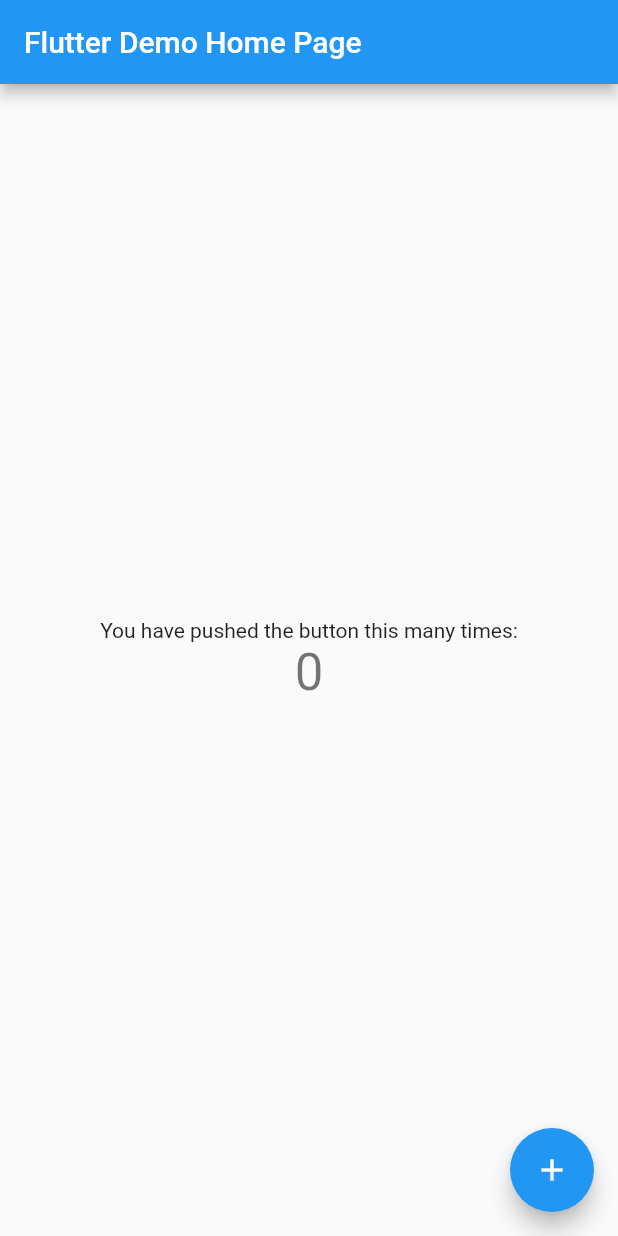
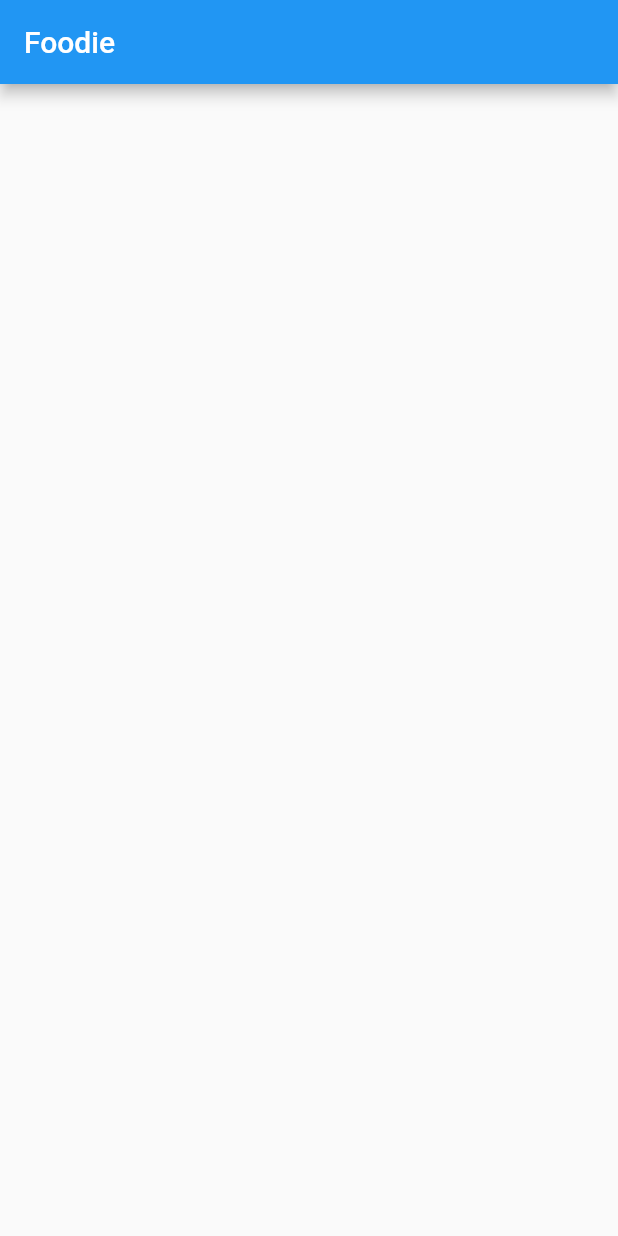
Before and after one commit to achinthadilesha/Foodie-Flutter, a Flutter app: the screen it shows after launch, on a phone screen of 412 x 824 dp. Run offline on Flutter 3.47's test engine with Material 2 defaults, Android fonts, the phone set to English and light mode, and no system bars.

Commit message:
project structure and main dart file changes
remove boilerplate app and folder re-structuring

```diff
--- a/lib/main.dart
+++ b/lib/main.dart
@@ -1,113 +1,20 @@
 import 'package:flutter/material.dart';
 
-void main() {
-  runApp(MyApp());
-}
+void main() => runApp(Foodie());
 
-class MyApp extends StatelessWidget {
-  // This widget is the root of your application.
+class Foodie extends StatelessWidget {
+  const Foodie({Key? key}) : super(key: key);
+
   @override
   Widget build(BuildContext context) {
     return MaterialApp(
-      title: 'Flutter Demo',
-      theme: ThemeData(
-        // This is the theme of your application.
-        //
-        // Try running your application with "flutter run". You'll see the
-        // application has a blue toolbar. Then, without quitting the app, try
-        // changing the primarySwatch below to Colors.green and then invoke
-        // "hot reload" (press "r" in the console where you ran "flutter run",
-        // or simply save your changes to "hot reload" in a Flutter IDE).
-        // Notice that the counter didn't reset back to zero; the application
-        // is not restarted.
-        primarySwatch: Colors.blue,
+      debugShowCheckedModeBanner: false,
+      home: Scaffold(
+        appBar: AppBar(
+          title: Text('Foodie'),
+        ),
+        body: Container(),
       ),
-      home: MyHomePage(title: 'Flutter Demo Home Page'),
     );
   }
 }
-
-class MyHomePage extends StatefulWidget {
-  MyHomePage({Key? key, required this.title}) : super(key: key);
-
-  // This widget is the home page of your application. It is stateful, meaning
-  // that it has a State object (defined below) that contains fields that affect
-  // how it looks.
-
-  // This class is the configuration for the state. It holds the values (in this
-  // case the title) provided by the parent (in this case the App widget) and
-  // used by the build method of the State. Fields in a Widget subclass are
-  // always marked "final".
-
-  final String title;
-
-  @override
-  _MyHomePageState createState() => _MyHomePageState();
-}
-
-class _MyHomePageState extends State<MyHomePage> {
-  int _counter = 0;
-
-  void _incrementCounter() {
-    setState(() {
-      // This call to setState tells the Flutter framework that something has
-      // changed in this State, which causes it to rerun the build method below
-      // so that the display can reflect the updated values. If we changed
-      // _counter without calling setState(), then the build method would not be
-      // called again, and so nothing would appear to happen.
-      _counter++;
-    });
-  }
-
-  @override
-  Widget build(BuildContext context) {
-    // This method is rerun every time setState is called, for instance as done
-    // by the _incrementCounter method above.
-    //
-    // The Flutter framework has been optimized to make rerunning build methods
-    // fast, so that you can just rebuild anything that needs updating rather
-    // than having to individually change instances of widgets.
-    return Scaffold(
-      appBar: AppBar(
-        // Here we take the value from the MyHomePage object that was created by
-        // the App.build method, and use it to set our appbar title.
-        title: Text(widget.title),
-      ),
-      body: Center(
-        // Center is a layout widget. It takes a single child and positions it
-        // in the middle of the parent.
-        child: Column(
-          // Column is also a layout widget. It takes a list of children and
-          // arranges them vertically. By default, it sizes itself to fit its
-          // children horizontally, and tries to be as tall as its parent.
-          //
-          // Invoke "debug painting" (press "p" in the console, choose the
-          // "Toggle Debug Paint" action from the Flutter Inspector in Android
-          // Studio, or the "Toggle Debug Paint" command in Visual Studio Code)
-          // to see the wireframe for each widget.
-          //
-          // Column has various properties to control how it sizes itself and
-          // how it positions its children. Here we use mainAxisAlignment to
-          // center the children vertically; the main axis here is the vertical
-          // axis because Columns are vertical (the cross axis would be
-          // horizontal).
-          mainAxisAlignment: MainAxisAlignment.center,
-          children: <Widget>[
-            Text(
-              'You have pushed the button this many times:',
-            ),
-            Text(
-              '$_counter',
-              style: Theme.of(context).textTheme.headline4,
-            ),
-          ],
-        ),
-      ),
-      floatingActionButton: FloatingActionButton(
-        onPressed: _incrementCounter,
-        tooltip: 'Increment',
-        child: Icon(Icons.add),
-      ), // This trailing comma makes auto-formatting nicer for build methods.
-    );
-  }
-}
```
Also changed, not shown: 1 other file.
